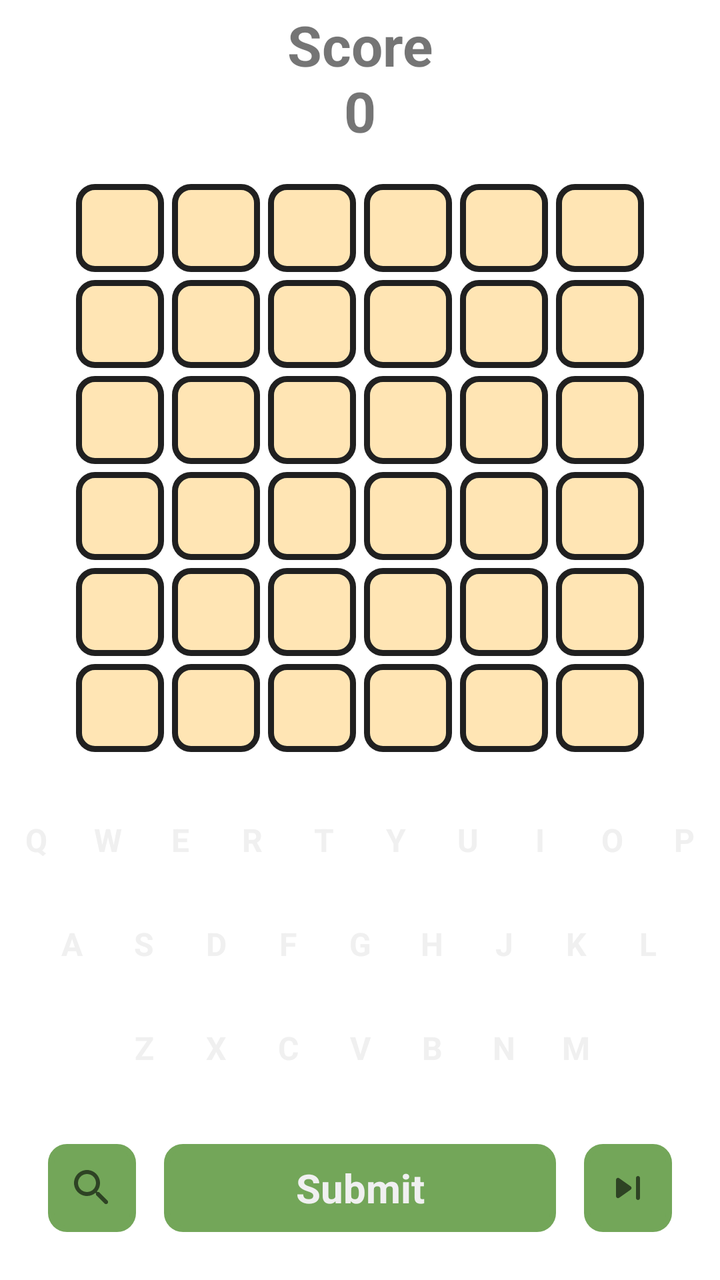
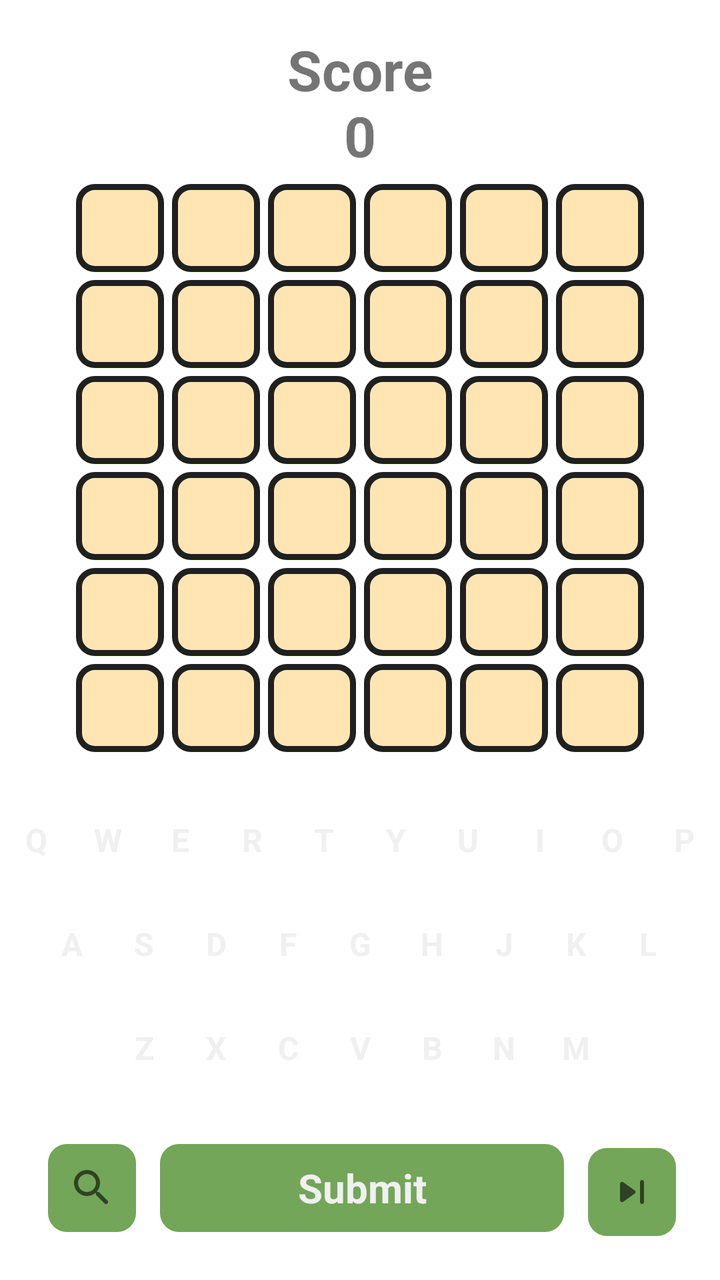

The first picture is an Android layout as it rendered before a commit; the second is the same layout after the commit. The layout source and the unified diff follow.
<!-- AndroidManifest.xml: application theme Theme.Wordy -->
<!-- res/layout/fragment_wordy.xml -->
<?xml version="1.0" encoding="utf-8"?>
<androidx.constraintlayout.widget.ConstraintLayout xmlns:android="http://schemas.android.com/apk/res/android"
  xmlns:app="http://schemas.android.com/apk/res-auto"
  android:layout_width="match_parent"
  android:layout_height="match_parent">

  <TextView
    android:id="@+id/score_message"
    android:layout_width="wrap_content"
    android:layout_height="wrap_content"
    android:textSize="@dimen/score_text_size"
    android:text="Score\n0"
    android:gravity="center_horizontal"
    android:paddingBottom="@dimen/spacing"
    android:textStyle="bold"
    app:layout_constraintBottom_toTopOf="@id/letter_row_0"
    app:layout_constraintStart_toStartOf="parent"
    app:layout_constraintEnd_toEndOf="parent"/>

  <LinearLayout
    android:id="@+id/letter_row_0"
    style="@style/letters_row"
    app:layout_constraintBottom_toTopOf="@id/letter_row_1"
    app:layout_constraintEnd_toEndOf="parent"
    app:layout_constraintStart_toStartOf="parent">

    <TextView
      android:id="@+id/letter_0_0"
      style="@style/letters_slot" />

    <TextView
      android:id="@+id/letter_0_1"
      style="@style/letters_slot" />

    <TextView
      android:id="@+id/letter_0_2"
      style="@style/letters_slot" />

    <TextView
      android:id="@+id/letter_0_3"
      style="@style/letters_slot" />

    <TextView
      android:id="@+id/letter_0_4"
      style="@style/letters_slot" />

    <TextView
      android:id="@+id/letter_0_5"
      style="@style/letters_slot" />

  </LinearLayout>

  <LinearLayout
    android:id="@+id/letter_row_1"
    style="@style/letters_row"
    app:layout_constraintBottom_toTopOf="@id/letter_row_2"
    app:layout_constraintEnd_toEndOf="parent"
    app:layout_constraintStart_toStartOf="parent">

    <TextView
      android:id="@+id/letter_1_0"
      style="@style/letters_slot" />


    <TextView
      android:id="@+id/letter_1_1"
      style="@style/letters_slot" />

    <TextView
      android:id="@+id/letter_1_2"
      style="@style/letters_slot" />

    <TextView
      android:id="@+id/letter_1_3"
      style="@style/letters_slot" />

    <TextView
      android:id="@+id/letter_1_4"
      style="@style/letters_slot" />

    <TextView
      android:id="@+id/letter_1_5"
      style="@style/letters_slot" />

  </LinearLayout>

  <LinearLayout
    android:id="@+id/letter_row_2"
    style="@style/letters_row"
    app:layout_constraintBottom_toTopOf="@id/letter_row_3"
    app:layout_constraintEnd_toEndOf="parent"
    app:layout_constraintStart_toStartOf="parent">

    <TextView
      android:id="@+id/letter_2_0"
      style="@style/letters_slot" />

    <TextView
      android:id="@+id/letter_2_1"
      style="@style/letters_slot" />

    <TextView
      android:id="@+id/letter_2_2"
      style="@style/letters_slot" />

    <TextView
      android:id="@+id/letter_2_3"
      style="@style/letters_slot" />

    <TextView
      android:id="@+id/letter_2_4"
      style="@style/letters_slot" />

    <TextView
      android:id="@+id/letter_2_5"
      style="@style/letters_slot" />

  </LinearLayout>

  <LinearLayout
    android:id="@+id/letter_row_3"
    style="@style/letters_row"
    app:layout_constraintBottom_toTopOf="@id/letter_row_4"
    app:layout_constraintEnd_toEndOf="parent"
    app:layout_constraintStart_toStartOf="parent">

    <TextView
      android:id="@+id/letter_3_0"
      style="@style/letters_slot" />

    <TextView
      android:id="@+id/letter_3_1"
      style="@style/letters_slot" />

    <TextView
      android:id="@+id/letter_3_2"
      style="@style/letters_slot" />

    <TextView
      android:id="@+id/letter_3_3"
      style="@style/letters_slot" />

    <TextView
      android:id="@+id/letter_3_4"
      style="@style/letters_slot" />

    <TextView
      android:id="@+id/letter_3_5"
      style="@style/letters_slot" />

  </LinearLayout>

  <LinearLayout
    android:id="@+id/letter_row_4"
    style="@style/letters_row"
    app:layout_constraintBottom_toTopOf="@id/letter_row_5"
    app:layout_constraintEnd_toEndOf="parent"
    app:layout_constraintStart_toStartOf="parent">

    <TextView
      android:id="@+id/letter_4_0"
      style="@style/letters_slot" />

    <TextView
      android:id="@+id/letter_4_1"
      style="@style/letters_slot" />

    <TextView
      android:id="@+id/letter_4_2"
      style="@style/letters_slot" />

    <TextView
      android:id="@+id/letter_4_3"
      style="@style/letters_slot" />

    <TextView
      android:id="@+id/letter_4_4"
      style="@style/letters_slot" />

    <TextView
      android:id="@+id/letter_4_5"
      style="@style/letters_slot" />

  </LinearLayout>

  <LinearLayout
    android:id="@+id/letter_row_5"
    style="@style/letters_row"
    app:layout_constraintBottom_toTopOf="@id/top_keyboard_row"
    app:layout_constraintEnd_toEndOf="parent"
    app:layout_constraintStart_toStartOf="parent">

    <TextView
      android:id="@+id/letter_5_0"
      style="@style/letters_slot" />


    <TextView
      android:id="@+id/letter_5_1"
      style="@style/letters_slot" />

    <TextView
      android:id="@+id/letter_5_2"
      style="@style/letters_slot" />

    <TextView
      android:id="@+id/letter_5_3"
      style="@style/letters_slot" />

    <TextView
      android:id="@+id/letter_5_4"
      style="@style/letters_slot" />

    <TextView
      android:id="@+id/letter_5_5"
      style="@style/letters_slot" />

  </LinearLayout>

  <LinearLayout
    android:id="@+id/top_keyboard_row"
    style="@style/keyboard_row"
    app:layout_constraintBottom_toTopOf="@id/middle_keyboard_row"
    app:layout_constraintEnd_toEndOf="parent"
    app:layout_constraintStart_toStartOf="parent"
    android:paddingTop="@dimen/spacing">

    <TextView
      style="@style/keyboard_button"
      android:id="@+id/key_q"
      android:text="Q" />

    <TextView
      style="@style/keyboard_button"
      android:id="@+id/key_w"
      android:text="W" />

    <TextView
      style="@style/keyboard_button"
      android:id="@+id/key_e"
      android:text="E" />

    <TextView
      style="@style/keyboard_button"
      android:id="@+id/key_r"
      android:text="R" />

    <TextView
      style="@style/keyboard_button"
      android:id="@+id/key_t"
      android:text="T" />

    <TextView
      style="@style/keyboard_button"
      android:id="@+id/key_y"
      android:text="Y" />

    <TextView
      style="@style/keyboard_button"
      android:id="@+id/key_u"
      android:text="U" />

    <TextView
      style="@style/keyboard_button"
      android:id="@+id/key_i"
      android:text="I" />

    <TextView
      style="@style/keyboard_button"
      android:id="@+id/key_o"
      android:text="O" />

    <TextView
      style="@style/keyboard_button"
      android:id="@+id/key_p"
      android:text="P" />

  </LinearLayout>

  <LinearLayout
    android:id="@+id/middle_keyboard_row"
    style="@style/keyboard_row"
    app:layout_constraintBottom_toTopOf="@id/bottom_keyboard_row"
    app:layout_constraintEnd_toEndOf="parent"
    app:layout_constraintStart_toStartOf="parent">

    <TextView
      style="@style/keyboard_button"
      android:id="@+id/key_a"
      android:text="A" />

    <TextView
      style="@style/keyboard_button"
      android:id="@+id/key_s"
      android:text="S" />

    <TextView
      style="@style/keyboard_button"
      android:id="@+id/key_d"
      android:text="D" />

    <TextView
      style="@style/keyboard_button"
      android:id="@+id/key_f"
      android:text="F" />

    <TextView
      style="@style/keyboard_button"
      android:id="@+id/key_g"
      android:text="G" />

    <TextView
      style="@style/keyboard_button"
      android:id="@+id/key_h"
      android:text="H" />

    <TextView
      style="@style/keyboard_button"
      android:id="@+id/key_j"
      android:text="J" />

    <TextView
      style="@style/keyboard_button"
      android:id="@+id/key_k"
      android:text="K" />

    <TextView
      style="@style/keyboard_button"
      android:id="@+id/key_l"
      android:text="L" />

  </LinearLayout>

  <LinearLayout
    android:id="@+id/bottom_keyboard_row"
    style="@style/keyboard_row"
    app:layout_constraintBottom_toTopOf="@id/action_buttons"
    app:layout_constraintEnd_toEndOf="parent"
    app:layout_constraintStart_toStartOf="parent">

    <TextView
      style="@style/keyboard_button"
      android:id="@+id/key_z"
      android:text="Z" />

    <TextView
      style="@style/keyboard_button"
      android:id="@+id/key_x"
      android:text="X" />

    <TextView
      style="@style/keyboard_button"
      android:id="@+id/key_c"
      android:text="C" />

    <TextView
      style="@style/keyboard_button"
      android:id="@+id/key_v"
      android:text="V" />

    <TextView
      style="@style/keyboard_button"
      android:id="@+id/key_b"
      android:text="B" />

    <TextView
      style="@style/keyboard_button"
      android:id="@+id/key_n"
      android:text="N" />

    <TextView
      style="@style/keyboard_button"
      android:id="@+id/key_m"
      android:text="M" />

  </LinearLayout>

  <androidx.constraintlayout.widget.ConstraintLayout
    android:id="@+id/action_buttons"
    android:layout_width="match_parent"
    android:layout_height="wrap_content"
    app:layout_constraintBottom_toBottomOf="parent"
    android:padding="@dimen/spacing">

    <ImageView
      android:id="@+id/show_hint"
      android:layout_width="wrap_content"
      android:layout_height="0dp"
      android:layout_margin="2dp"
      android:background="@drawable/button_background"
      android:padding="@dimen/spacing"
      android:src="@drawable/ic_round_search_24"
      android:text="Get Hint"
      android:textColor="?colorButtonSubmitForeground"
      app:layout_constraintBottom_toBottomOf="parent"
      app:layout_constraintStart_toStartOf="parent"/>

    <ImageView
      android:id="@+id/skip_next"
      android:layout_width="wrap_content"
      android:layout_height="0dp"
      android:layout_margin="2dp"
      android:background="@drawable/button_background"
      android:gravity="center"
      android:padding="@dimen/spacing"
      android:src="@drawable/ic_round_skip_next_24"
      android:textColor="?colorButtonSubmitForeground"
      app:layout_constraintBottom_toBottomOf="parent"
      app:layout_constraintEnd_toEndOf="parent" />

    <TextView
      android:id="@+id/submit_button"
      android:layout_width="0dp"
      android:layout_height="0dp"
      android:layout_marginStart="2dp"
      android:layout_marginEnd="2dp"
      android:background="@drawable/button_background"
      android:elevation="0dp"
      android:gravity="center"
      android:text="Submit"
      android:textColor="?colorButtonSubmitForeground"
      android:textSize="@dimen/submit_text_size"
      android:textStyle="bold"
      app:layout_constraintBottom_toBottomOf="@id/show_hint"
      app:layout_constraintEnd_toStartOf="@id/skip_next"
      app:layout_constraintStart_toEndOf="@id/show_hint"
      app:layout_constraintTop_toTopOf="@id/show_hint" />

    <ImageView
      android:visibility="gone"
      android:id="@+id/delete_letter"
      android:layout_width="wrap_content"
      android:layout_height="0dp"
      android:layout_margin="2dp"
      android:background="@drawable/button_background"
      android:padding="@dimen/spacing"
      android:src="@drawable/ic_round_backspace_36"
      android:text="Get Hint"
      android:textColor="?colorButtonSubmitForeground"
      app:layout_constraintBottom_toBottomOf="parent"
      app:layout_constraintEnd_toEndOf="parent"/>

  </androidx.constraintlayout.widget.ConstraintLayout>

</androidx.constraintlayout.widget.ConstraintLayout>
<!-- resources referenced by this layout -->
<resources>
  <dimen name="score_text_size">28sp</dimen>
  <dimen name="spacing">16dp</dimen>
  <dimen name="submit_text_size">20sp</dimen>
  <!-- drawable button_background (drawable) -->
  <?xml version="1.0" encoding="utf-8"?>
  <layer-list xmlns:android="http://schemas.android.com/apk/res/android">
    <item
      android:left="@dimen/button_padding"
      android:right="@dimen/button_padding"
      android:top="@dimen/button_padding"
      android:bottom="@dimen/button_padding">
      <shape>
        <solid android:color="?colorKeyMatch"/>
        <stroke android:width="@dimen/letter_boarder_size"
          android:color="?colorKeyMatch" />
        <corners android:radius="@dimen/letter_boarder_radius" />
      </shape>
    </item>
  </layer-list>
  <!-- drawable ic_round_skip_next_24 (drawable) -->
  <vector xmlns:android="http://schemas.android.com/apk/res/android"
      android:width="24dp"
      android:height="24dp"
      android:viewportWidth="24"
      android:viewportHeight="24"
      android:tint="?attr/colorControlNormal">
    <path
        android:fillColor="@android:color/white"
        android:pathData="M7.58,16.89l5.77,-4.07c0.56,-0.4 0.56,-1.24 0,-1.63L7.58,7.11C6.91,6.65 6,7.12 6,7.93v8.14c0,0.81 0.91,1.28 1.58,0.82zM16,7v10c0,0.55 0.45,1 1,1s1,-0.45 1,-1V7c0,-0.55 -0.45,-1 -1,-1s-1,0.45 -1,1z"/>
  </vector>
  <style name="keyboard_button">
      <item name="android:layout_width">36dp</item>
      <item name="android:layout_height">52dp</item>
      <item name="android:gravity">center</item>
      <item name="android:background">@drawable/key_background_no_guess</item>
      <item name="android:textAllCaps">true</item>
      <item name="android:textStyle">bold</item>
      <item name="android:textColor">?colorButtonSubmitForeground</item>
      <item name="android:textSize">@dimen/keyboard_text_size</item>
    </style>
  <style name="keyboard_row">
      <item name="android:layout_width">wrap_content</item>
      <item name="android:layout_height">wrap_content</item>
      <item name="android:orientation">horizontal</item>
    </style>
  <style name="letters_row">
      <item name="android:layout_width">wrap_content</item>
      <item name="android:layout_height">wrap_content</item>
      <item name="android:orientation">horizontal</item>
    </style>
  <style name="letters_slot">
      <item name="android:layout_width">48dp</item>
      <item name="android:layout_height">48dp</item>
      <item name="android:background">@drawable/letter_background_no_guess</item>
      <item name="android:gravity">center</item>
      <item name="android:textSize">@dimen/letter_text_size</item>
      <item name="android:textStyle">bold</item>
      <item name="android:textColor">?colorLetterText</item>
      <item name="android:textAllCaps">true</item>
    </style>
  <dimen name="button_padding">6dp</dimen>
  <dimen name="letter_boarder_size">3dp</dimen>
  <dimen name="letter_boarder_radius">8dp</dimen>
  <!-- drawable key_background_no_guess (drawable) -->
  <?xml version="1.0" encoding="utf-8"?>
  <layer-list xmlns:android="http://schemas.android.com/apk/res/android">
    <item
      android:left="@dimen/letter_padding"
      android:right="@dimen/letter_padding"
      android:top="@dimen/letter_padding"
      android:bottom="@dimen/letter_padding">
      <shape>
        <solid android:color="?colorKeyNoGuess"/>
        <stroke android:width="@dimen/letter_boarder_size"
          android:color="?colorKeyNoGuess" />
        <corners android:radius="@dimen/letter_boarder_radius" />
      </shape>
    </item>
  </layer-list>
  <dimen name="keyboard_text_size">16sp</dimen>
  <dimen name="letter_text_size">16sp</dimen>
  <dimen name="letter_padding">2dp</dimen>
  <!-- unchanged entries left out for length: 4 -->
</resources>

<!-- the commit's change to res/layout/fragment_wordy.xml (unified diff, before → after) -->
@@ -4,18 +4,27 @@
   android:layout_width="match_parent"
   android:layout_height="match_parent">
 
-  <TextView
-    android:id="@+id/score_message"
-    android:layout_width="wrap_content"
+  <androidx.constraintlayout.widget.ConstraintLayout
+    android:id="@+id/head_holder"
+    android:layout_width="match_parent"
     android:layout_height="wrap_content"
-    android:textSize="@dimen/score_text_size"
-    android:text="Score\n0"
-    android:gravity="center_horizontal"
-    android:paddingBottom="@dimen/spacing"
-    android:textStyle="bold"
-    app:layout_constraintBottom_toTopOf="@id/letter_row_0"
-    app:layout_constraintStart_toStartOf="parent"
-    app:layout_constraintEnd_toEndOf="parent"/>
+    android:padding="@dimen/spacing"
+    app:layout_constraintTop_toTopOf="parent">
+
+    <TextView
+      android:id="@+id/score_message"
+      android:layout_width="wrap_content"
+      android:layout_height="wrap_content"
+      android:textSize="@dimen/score_text_size"
+      android:text="Score\n0"
+      android:gravity="center_horizontal"
+      android:paddingBottom="@dimen/spacing"
+      android:textStyle="bold"
+      app:layout_constraintTop_toTopOf="parent"
+      app:layout_constraintStart_toStartOf="parent"
+      app:layout_constraintEnd_toEndOf="parent"/>
+
+  </androidx.constraintlayout.widget.ConstraintLayout>
 
   <LinearLayout
     android:id="@+id/letter_row_0"
@@ -399,7 +408,6 @@
       android:id="@+id/skip_next"
       android:layout_width="wrap_content"
       android:layout_height="0dp"
-      android:layout_margin="2dp"
       android:background="@drawable/button_background"
       android:gravity="center"
       android:padding="@dimen/spacing"
@@ -412,8 +420,6 @@
       android:id="@+id/submit_button"
       android:layout_width="0dp"
       android:layout_height="0dp"
-      android:layout_marginStart="2dp"
-      android:layout_marginEnd="2dp"
       android:background="@drawable/button_background"
       android:elevation="0dp"
       android:gravity="center"
@@ -431,7 +437,6 @@
       android:id="@+id/delete_letter"
       android:layout_width="wrap_content"
       android:layout_height="0dp"
-      android:layout_margin="2dp"
       android:background="@drawable/button_background"
       android:padding="@dimen/spacing"
       android:src="@drawable/ic_round_backspace_36"
